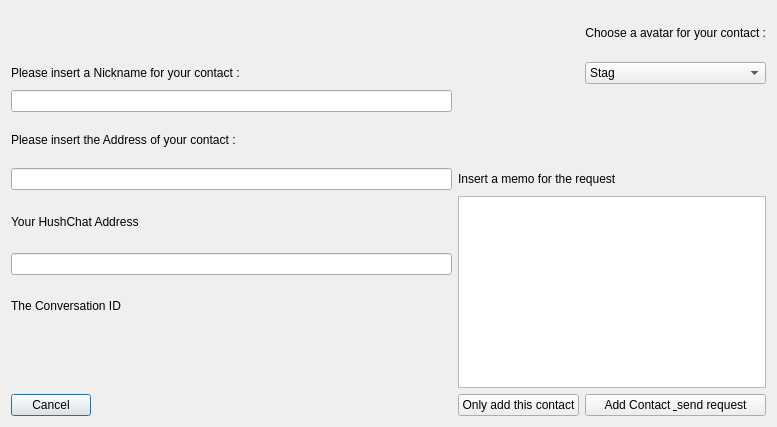
Old version of the form src/contactrequest.ui in the repository jahway603/SilentDragonLite.
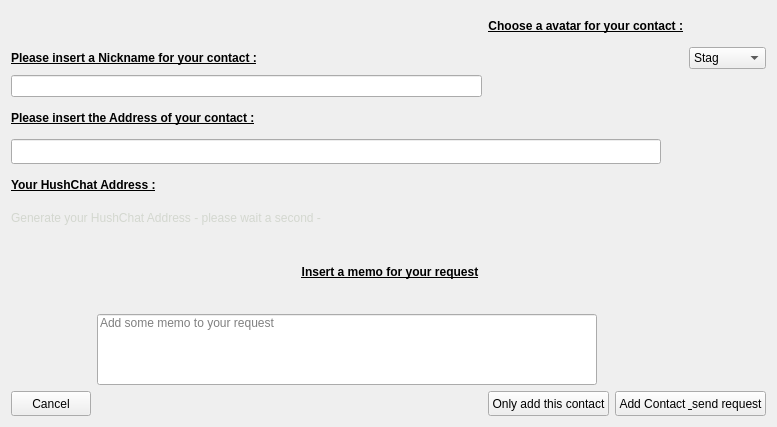
New version of the form. Icons and pictures are not drawn.

```diff
--- a/src/contactrequest.ui
+++ b/src/contactrequest.ui
@@ -10,25 +10,31 @@
     <height>427</height>
    </rect>
   </property>
+  <property name="maximumSize">
+   <size>
+    <width>780</width>
+    <height>427</height>
+   </size>
+  </property>
   <property name="windowTitle">
    <string>Send a contact request</string>
   </property>
   <layout class="QGridLayout" name="gridLayout">
-   <item row="0" column="3">
+   <item row="0" column="2" colspan="2">
     <widget class="QLabel" name="label_6">
      <property name="text">
-      <string>&lt;html&gt;&lt;head/&gt;&lt;body&gt;&lt;p align=&quot;right&quot;&gt;Choose a avatar for your contact :&lt;/p&gt;&lt;/body&gt;&lt;/html&gt;</string>
+      <string>&lt;html&gt;&lt;head/&gt;&lt;body&gt;&lt;p align=&quot;right&quot;&gt;&lt;span style=&quot; font-weight:600; text-decoration: underline;&quot;&gt;Choose a avatar for your contact :&lt;/span&gt;&lt;/p&gt;&lt;/body&gt;&lt;/html&gt;</string>
      </property>
     </widget>
    </item>
    <item row="1" column="0" colspan="2">
     <widget class="QLabel" name="label_3">
      <property name="text">
-      <string>&lt;html&gt;&lt;head/&gt;&lt;body&gt;&lt;p&gt;Please insert a Nickname for your contact :&lt;/p&gt;&lt;/body&gt;&lt;/html&gt;</string>
+      <string>&lt;html&gt;&lt;head/&gt;&lt;body&gt;&lt;p&gt;&lt;span style=&quot; font-weight:600; text-decoration: underline;&quot;&gt;Please insert a Nickname for your contact :&lt;/span&gt;&lt;/p&gt;&lt;/body&gt;&lt;/html&gt;</string>
      </property>
     </widget>
    </item>
-   <item row="1" column="3">
+   <item row="1" column="4">
     <widget class="QComboBox" name="comboBoxAvatar">
      <item>
       <property name="text">
@@ -168,49 +174,120 @@
    <item row="3" column="0" colspan="2">
     <widget class="QLabel" name="label">
      <property name="text">
-      <string>&lt;html&gt;&lt;head/&gt;&lt;body&gt;&lt;p&gt;Please insert the Address of your contact :&lt;/p&gt;&lt;/body&gt;&lt;/html&gt;</string>
+      <string>&lt;html&gt;&lt;head/&gt;&lt;body&gt;&lt;p&gt;&lt;span style=&quot; font-weight:600; text-decoration: underline;&quot;&gt;Please insert the Address of your contact :&lt;/span&gt;&lt;/p&gt;&lt;/body&gt;&lt;/html&gt;</string>
      </property>
     </widget>
    </item>
-   <item row="4" column="0" colspan="2">
-    <widget class="QLineEdit" name="zaddr"/>
-   </item>
-   <item row="4" column="2" colspan="2">
-    <widget class="QLabel" name="label_2">
-     <property name="text">
-      <string>Insert a memo for the request</string>
+   <item row="4" column="0" colspan="4">
+    <widget class="QLineEdit" name="zaddr">
+     <property name="minimumSize">
+      <size>
+       <width>650</width>
+       <height>25</height>
+      </size>
+     </property>
+     <property name="maximumSize">
+      <size>
+       <width>650</width>
+       <height>25</height>
+      </size>
      </property>
     </widget>
    </item>
    <item row="5" column="0" colspan="2">
     <widget class="QLabel" name="label_4">
      <property name="text">
-      <string>Your HushChat Address</string>
+      <string>&lt;html&gt;&lt;head/&gt;&lt;body&gt;&lt;p&gt;&lt;span style=&quot; font-weight:600; text-decoration: underline;&quot;&gt;Your HushChat Address :&lt;/span&gt;&lt;/p&gt;&lt;/body&gt;&lt;/html&gt;</string>
      </property>
     </widget>
    </item>
-   <item row="5" column="2" rowspan="4" colspan="2">
-    <widget class="QTextEdit" name="memorequest"/>
+   <item row="6" column="0" colspan="4">
+    <widget class="QLabel" name="myzaddr">
+     <property name="minimumSize">
+      <size>
+       <width>650</width>
+       <height>25</height>
+      </size>
+     </property>
+     <property name="maximumSize">
+      <size>
+       <width>650</width>
+       <height>25</height>
+      </size>
+     </property>
+     <property name="text">
+      <string>&lt;html&gt;&lt;head/&gt;&lt;body&gt;&lt;p&gt;&lt;span style=&quot; color:#d3d7cf;&quot;&gt;Generate your HushChat Address - please wait a second - &lt;/span&gt;&lt;/p&gt;&lt;/body&gt;&lt;/html&gt;</string>
+     </property>
+    </widget>
    </item>
-   <item row="6" column="0" colspan="2">
-    <widget class="QLineEdit" name="myzaddr"/>
+   <item row="7" column="0" rowspan="2">
+    <spacer name="verticalSpacer">
+     <property name="orientation">
+      <enum>Qt::Vertical</enum>
+     </property>
+     <property name="sizeHint" stdset="0">
+      <size>
+       <width>20</width>
+       <height>148</height>
+      </size>
+     </property>
+    </spacer>
    </item>
-   <item row="7" column="0" colspan="2">
-    <widget class="QLabel" name="label_5">
+   <item row="7" column="1" colspan="3">
+    <widget class="QLabel" name="label_2">
      <property name="text">
-      <string>The Conversation ID </string>
+      <string>&lt;html&gt;&lt;head/&gt;&lt;body&gt;&lt;p align=&quot;center&quot;&gt;&lt;span style=&quot; font-weight:600; text-decoration: underline;&quot;&gt;Insert a memo for your request&lt;/span&gt;&lt;/p&gt;&lt;/body&gt;&lt;/html&gt;</string>
      </property>
     </widget>
    </item>
-   <item row="8" column="0" colspan="2">
-    <widget class="QLabel" name="cid">
-     <property name="text">
-      <string/>
+   <item row="8" column="1" colspan="3">
+    <widget class="QLineEdit" name="memorequest">
+     <property name="minimumSize">
+      <size>
+       <width>500</width>
+       <height>71</height>
+      </size>
+     </property>
+     <property name="maximumSize">
+      <size>
+       <width>500</width>
+       <height>71</height>
+      </size>
+     </property>
+     <property name="contextMenuPolicy">
+      <enum>Qt::NoContextMenu</enum>
+     </property>
+     <property name="acceptDrops">
+      <bool>false</bool>
+     </property>
+     <property name="inputMethodHints">
+      <set>Qt::ImhSensitiveData</set>
+     </property>
+     <property name="maxLength">
+      <number>512</number>
+     </property>
+     <property name="alignment">
+      <set>Qt::AlignLeading|Qt::AlignLeft|Qt::AlignTop</set>
+     </property>
+     <property name="dragEnabled">
+      <bool>false</bool>
+     </property>
+     <property name="placeholderText">
+      <string>Add some memo to your request</string>
+     </property>
+     <property name="clearButtonEnabled">
+      <bool>true</bool>
      </property>
     </widget>
    </item>
    <item row="9" column="0">
     <widget class="QPushButton" name="cancel">
+     <property name="maximumSize">
+      <size>
+       <width>80</width>
+       <height>25</height>
+      </size>
+     </property>
      <property name="baseSize">
       <size>
        <width>100</width>
@@ -220,6 +297,9 @@
      <property name="text">
       <string>Cancel</string>
      </property>
+     <property name="autoDefault">
+      <bool>false</bool>
+     </property>
      <property name="flat">
       <bool>false</bool>
      </property>
@@ -240,6 +320,12 @@
    </item>
    <item row="9" column="2">
     <widget class="QPushButton" name="onlyAdd">
+     <property name="maximumSize">
+      <size>
+       <width>152</width>
+       <height>25</height>
+      </size>
+     </property>
      <property name="baseSize">
       <size>
        <width>100</width>
@@ -249,13 +335,22 @@
      <property name="text">
       <string>Only add this contact</string>
      </property>
+     <property name="autoDefault">
+      <bool>false</bool>
+     </property>
      <property name="flat">
       <bool>false</bool>
      </property>
     </widget>
    </item>
-   <item row="9" column="3">
+   <item row="9" column="3" colspan="2">
     <widget class="QPushButton" name="sendRequestButton">
+     <property name="maximumSize">
+      <size>
+       <width>188</width>
+       <height>25</height>
+      </size>
+     </property>
      <property name="baseSize">
       <size>
        <width>100</width>
@@ -265,6 +360,9 @@
      <property name="text">
       <string>Add Contact &amp; send request</string>
      </property>
+     <property name="autoDefault">
+      <bool>false</bool>
+     </property>
      <property name="flat">
       <bool>false</bool>
      </property>
```
